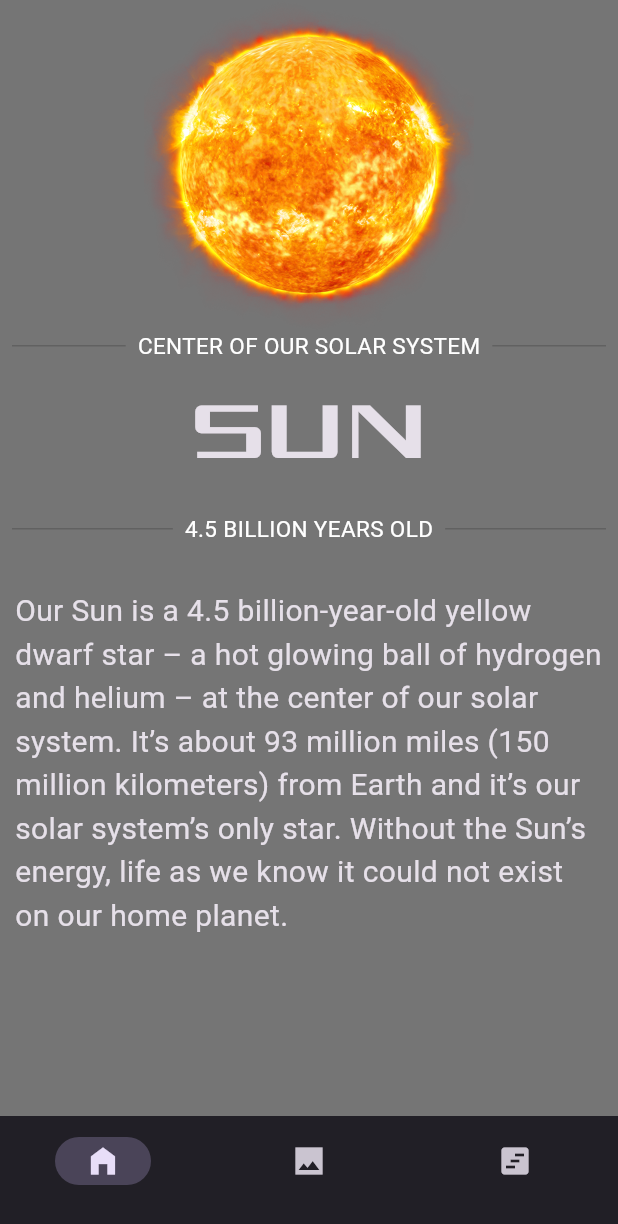
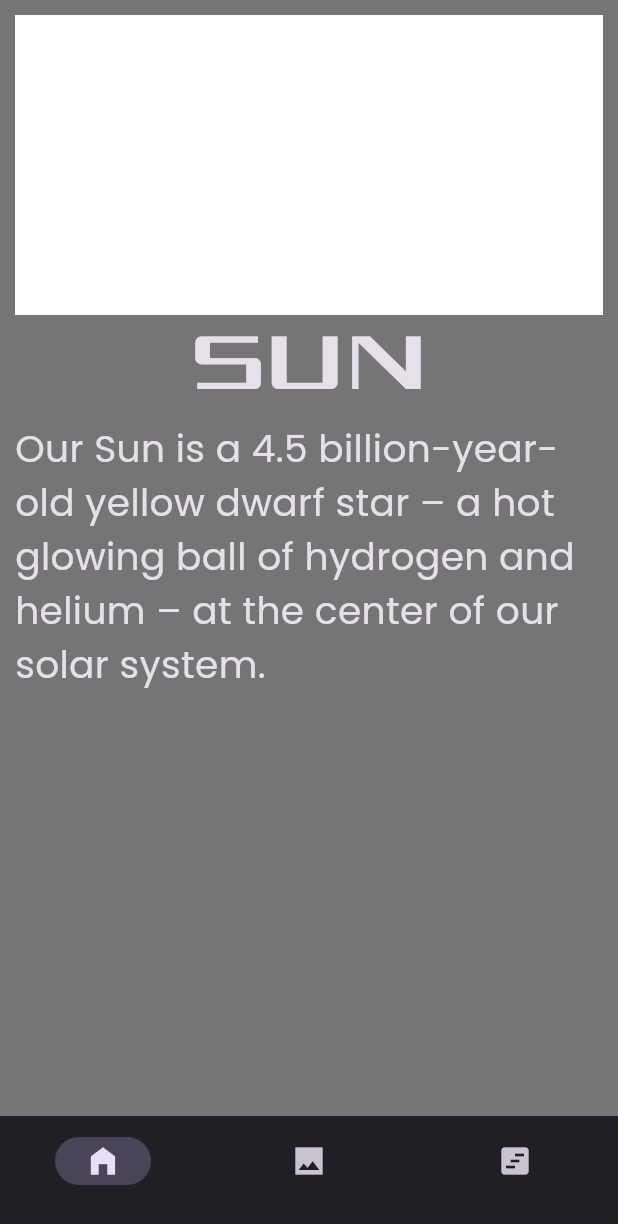
Before and after one commit to Saidakbar23/solar_system_explorer, a Flutter app: the SunPage screen opened directly with empty values, on a phone screen of 412 x 824 dp. Shown: the top 1224 px of the screen. Run offline on Flutter 3.47's test engine with Material 3 defaults, Android fonts, the phone set to English and light mode, and no system bars.

Commit message:
working on planet's pages

```diff
--- a/lib/data/sun_data.dart
+++ b/lib/data/sun_data.dart
@@ -1,5 +1,5 @@
 const List<String> facts = [
-  'Our Sun is a 4.5 billion-year-old yellow dwarf star – a hot glowing ball of hydrogen and helium – at the center of our solar system. It’s about 93 million miles (150 million kilometers) from Earth and it’s our solar system’s only star. Without the Sun’s energy, life as we know it could not exist on our home planet.',
+  'Our Sun is a 4.5 billion-year-old yellow dwarf star – a hot glowing ball of hydrogen and helium – at the center of our solar system.'
 ];
 
 const List images = [
--- a/lib/screens/sun_page.dart
+++ b/lib/screens/sun_page.dart
@@ -29,7 +29,11 @@ class _SunPageState extends State<SunPage> {
   @override
   Widget build(BuildContext context) {
     return Scaffold(
-      body: pages[selectedPageIndex],
+      body: Container(
+        width: double.infinity,
+        height: double.infinity,
+        child: pages[selectedPageIndex],
+      ),
       bottomNavigationBar: NavigationBar(
         onDestinationSelected: (int index) {
           setState(() {
@@ -65,107 +69,109 @@ class PageContent extends StatelessWidget {
   Widget build(BuildContext context) {
     return GestureDetector(
       onVerticalDragDown: (DragDownDetails) {
-        Navigator.pop(context);
+        // Navigator.pop(context);
       },
       child: SafeArea(
-        child: Center(
-          child: Column(
+        child: ListView(
+          padding: EdgeInsets.all(10.0),
           children: [
-              Column(
-                children: [
-                  Image.asset(
-                    'images/sun.png',
-                    scale: 3.0,
+            SizedBox(
+              width: 10.0,
+              height: 200.0,
+              child: Container(
+                color: Colors.white,
               ),
-                  Row(
-                    children: <Widget>[
-                      Expanded(
-                        child: Padding(
-                          padding: const EdgeInsets.symmetric(horizontal: 8.0),
-                          child: Divider(
-                            color: Colors.grey[700],
-                          ),
-                        ),
-                      ),
-                      Text(
-                        'CENTER OF OUR SOLAR SYSTEM',
-                        style: TextStyle(
-                          color: Colors.white,
-                          fontSize: 15.0,
-                        ),
-                      ),
-                      Expanded(
-                        child: Padding(
-                          padding: const EdgeInsets.symmetric(horizontal: 8.0),
-                          child: Divider(
-                            color: Colors.grey[700],
-                          ),
-                        ),
-                      ),
-                    ],
-                  ),
-                  SizedBox(
-                    height: 15.0,
+              // child: Image.asset(
+              //   'images/sun.png',
+              //   fit: BoxFit.contain,
+              // ),
             ),
             Text(
               'Sun',
+              textAlign: TextAlign.center,
               style: TextStyle(
                 fontSize: 50.0,
                 fontFamily: 'Angora',
               ),
             ),
-                  SizedBox(
-                    height: 15.0,
-                  ),
-                  Row(
-                    children: <Widget>[
-                      Expanded(
-                        child: Padding(
-                          padding: const EdgeInsets.symmetric(horizontal: 8.0),
-                          child: Divider(
-                            color: Colors.grey[700],
-                          ),
-                        ),
-                      ),
             Text(
-                        '4.5 billion years old'.toUpperCase(),
+              facts[0],
               style: TextStyle(
-                          color: Colors.white,
-                          fontSize: 15.0,
-                        ),
-                      ),
-                      Expanded(
-                        child: Padding(
-                          padding: const EdgeInsets.symmetric(horizontal: 8.0),
-                          child: Divider(
-                            color: Colors.grey[700],
-                          ),
+                fontSize: 25.0,
+                fontFamily: 'Poppins',
               ),
             ),
           ],
-                  ),
-                ],
-              ),
-              SizedBox(
-                height: 20.0,
-              ),
-              Padding(
-                padding: const EdgeInsets.all(10.0),
-                child: Column(
-                  children: [
-                    Text(
-                      facts[0],
-                      style: TextStyle(
-                        fontSize: 20.0,
-                      ),
-                    ),
-                  ],
-                ),
-              )
-            ],
-          ),
         ),
       ),
     );
   }
 }
+
+// Row(
+//   children: <Widget>[
+//     Expanded(
+//       child: Padding(
+//         padding: const EdgeInsets.symmetric(horizontal: 8.0),
+//         child: Divider(
+//           color: Colors.grey[700],
+//         ),
+//       ),
+//     ),
+//     Text(
+//       'CENTER OF OUR SOLAR SYSTEM',
+//       style: TextStyle(
+//         color: Colors.white,
+//         fontSize: 15.0,
+//       ),
+//     ),
+//     Expanded(
+//       child: Padding(
+//         padding: const EdgeInsets.symmetric(horizontal: 8.0),
+//         child: Divider(
+//           color: Colors.grey[700],
+//         ),
+//       ),
+//     ),
+//   ],
+// ),
+// SizedBox(
+//   height: 15.0,
+// ),
+// Text(
+//   'Sun',
+//   style: TextStyle(
+//     fontSize: 50.0,
+//     fontFamily: 'Angora',
+//   ),
+// ),
+// SizedBox(
+//   height: 15.0,
+// ),
+// Row(
+//   children: <Widget>[
+//     Expanded(
+//       child: Padding(
+//         padding: const EdgeInsets.symmetric(horizontal: 8.0),
+//         child: Divider(
+//           color: Colors.grey[700],
+//         ),
+//       ),
+//     ),
+//     Text(
+//       '4.5 billion years old'.toUpperCase(),
+//       style: TextStyle(
+//         color: Colors.white,
+//         fontSize: 15.0,
+//       ),
+//     ),
+//     Expanded(
+//       child: Padding(
+//         padding: const EdgeInsets.symmetric(horizontal: 8.0),
+//         child: Divider(
+//           color: Colors.grey[700],
+//         ),
+//       ),
+//     ),
+//   ],
+// ),
```
Also changed, not shown: pubspec.yaml (+6 -5 lines), fonts/Poppins-Regular.ttf (added), fonts/RobotoMono-VariableFont_wght.ttf (added). Lines whose indentation alone changed are shown as unchanged.
